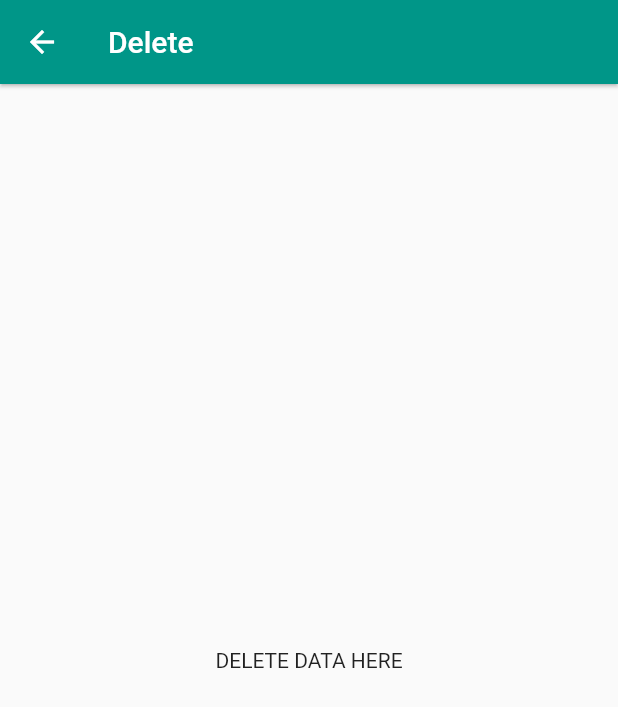
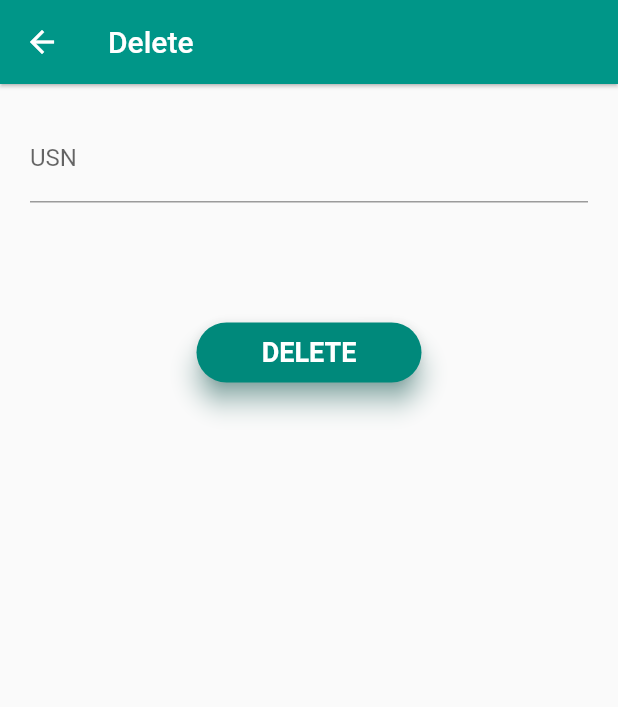
Before and after one commit to ioxvar/BEC-plugin, a Flutter app: the DeleteData screen opened directly, on a phone screen of 412 x 824 dp. Shown: the top 707 px of the screen. Run offline on Flutter 3.47's test engine with Material 2 defaults, Android fonts, the phone set to English and light mode, and no system bars; our stand-ins replace cloud_firestore, firebase_auth, firebase_core; accounts and stored records are empty; Roboto replaces fonts that are missing (Montserrat).

Commit message:
Delete complete

```diff
--- a/lib/crud/delete.dart
+++ b/lib/crud/delete.dart
@@ -1,4 +1,6 @@
 import 'package:flutter/material.dart';
+//import 'package:cloud_firestore/cloud_firestore.dart';
+import 'add.dart';
 
 class DeleteData extends StatelessWidget {
   @override
@@ -10,7 +12,47 @@ class DeleteData extends StatelessWidget {
         elevation: 1.0,
       ),
       body: Center(
-        child: Text('DELETE DATA HERE'),
+        child: Container(
+          padding: EdgeInsets.all(20),
+          child: Column(
+            children: <Widget>[
+              TextFormField(
+                controller: docid,
+                decoration: const InputDecoration(
+                  hintText: 'Enter USN whose data you want to delete',
+                  labelText: 'USN',
+                ),
+              ),
+              SizedBox(height: 80.0),
+              GestureDetector(
+                onTap: () async {
+                  adder.collection("test").doc(docid.text).delete().then((_) {
+                    print('deleted');
+                  });
+                },
+                child: LayoutBuilder(
+                  builder: (BuildContext context, BoxConstraints constraints) {
+                    return Container(
+                        height: 40.0,
+                        width: 150.0,
+                        child: Material(
+                            borderRadius: BorderRadius.circular(20.0),
+                            shadowColor: Colors.teal[600],
+                            color: Colors.teal[600],
+                            elevation: 7.0,
+                            child: Center(
+                                child: Text('DELETE',
+                                    style: TextStyle(
+                                        color: Colors.white,
+                                        fontSize: 18,
+                                        fontWeight: FontWeight.bold,
+                                        fontFamily: 'Montserrat')))));
+                  },
+                ),
+              ),
+            ],
+          ),
+        ),
       ),
     );
   }
--- a/lib/crud/fetch.dart
+++ b/lib/crud/fetch.dart
@@ -1,11 +1,6 @@
 import 'package:flutter/material.dart';
-import 'package:cloud_firestore/cloud_firestore.dart';
+//import 'package:cloud_firestore/cloud_firestore.dart';
 import 'add.dart';
-
-final CollectionReference users = FirebaseFirestore.instance.collection('test');
-Stream collectionStream =
-    FirebaseFirestore.instance.collection('test').snapshots();
-//Stream documentStream = FirebaseFirestore.instance.collection('users').doc('ABC123').snapshots();
 
 class FetchData extends StatefulWidget {
   @override
```
